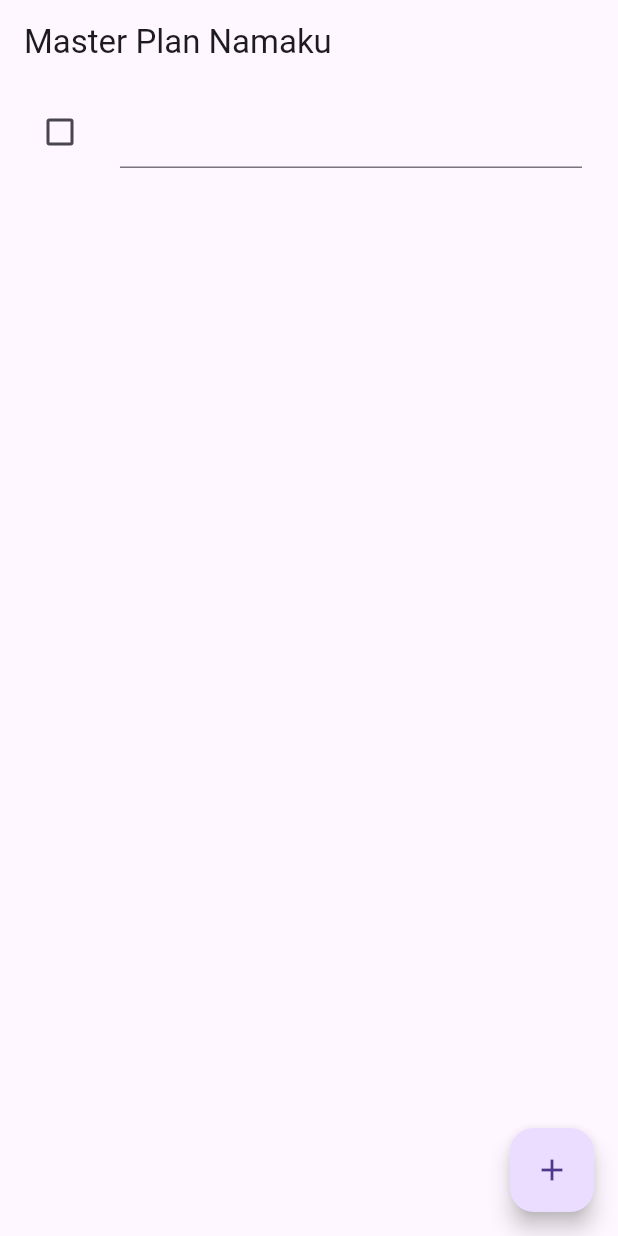
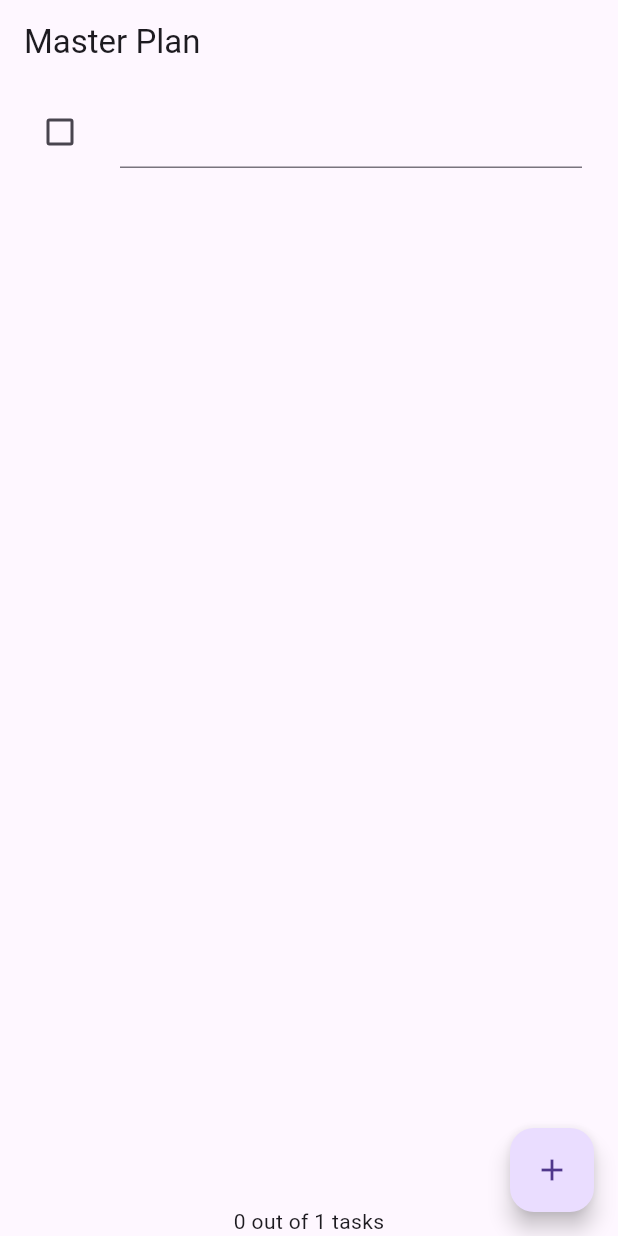
Before and after one commit to fakerryugan/managet_statement, a Flutter app: the screen it shows after launch, after a tap on the "add" icon, on a phone screen of 412 x 824 dp. Run offline on Flutter 3.47's test engine with Material 3 defaults, Android fonts, the phone set to English and light mode, and no system bars.

Commit message:
pratikum2

```diff
--- a/lib/main.dart
+++ b/lib/main.dart
@@ -1,5 +1,7 @@
 import 'package:flutter/material.dart';
+import './provider/plan_provider.dart';
 import './views/plan_screen.dart';
+import 'models/data_layer.dart';
 
 void main() => runApp(MasterPlanApp());
 
@@ -10,7 +12,10 @@
   Widget build(BuildContext context) {
     return MaterialApp(
       theme: ThemeData(primarySwatch: Colors.purple),
-      home: PlanScreen(),
+      home: PlanProvider(
+        notifier: ValueNotifier<Plan>(const Plan()),
+        child: const PlanScreen(),
+      ),
     );
   }
 }
--- a/lib/models/plan.dart
+++ b/lib/models/plan.dart
@@ -8,4 +8,8 @@
     this.name = '',
     this.tasks = const [],
   });
+  int get completedCount => tasks.where((task) => task.complete).length;
+
+  String get completenessMessage =>
+      '$completedCount out of ${tasks.length} tasks';
 }
--- /dev/null
+++ b/lib/provider/plan_provider.dart
@@ -0,0 +1,14 @@
+import 'package:flutter/material.dart';
+import '../models/data_layer.dart';
+
+class PlanProvider extends InheritedNotifier<ValueNotifier<Plan>> {
+  const PlanProvider(
+      {super.key, required Widget child, required ValueNotifier<Plan> notifier})
+      : super(child: child, notifier: notifier);
+
+  static ValueNotifier<Plan> of(BuildContext context) {
+    return context
+        .dependOnInheritedWidgetOfExactType<PlanProvider>()!
+        .notifier!;
+  }
+}
--- a/lib/views/plan_screen.dart
+++ b/lib/views/plan_screen.dart
@@ -1,4 +1,5 @@
 import '../models/data_layer.dart';
+import '../provider/plan_provider.dart';
 import 'package:flutter/material.dart';
 
 class PlanScreen extends StatefulWidget {
@@ -9,69 +10,93 @@
 }
 
 class _PlanScreenState extends State<PlanScreen> {
-  Plan plan = const Plan();
+  late ScrollController scrollController;
+  @override
+  void initState() {
+    super.initState();
+    scrollController = ScrollController()
+      ..addListener(() {
+        FocusScope.of(context).requestFocus(FocusNode());
+      });
+  }
 
-  Widget _buildAddTaskButton() {
+  Widget _buildAddTaskButton(BuildContext context) {
+    ValueNotifier<Plan> planNotifier = PlanProvider.of(context);
     return FloatingActionButton(
       child: const Icon(Icons.add),
       onPressed: () {
-        setState(() {
-          plan = Plan(
-            name: plan.name,
-            tasks: List<Task>.from(plan.tasks)..add(const Task()),
+        Plan currentPlan = planNotifier.value;
+        planNotifier.value = Plan(
+          name: currentPlan.name,
+          tasks: List<Task>.from(currentPlan.tasks)..add(const Task()),
         );
-        });
       },
     );
   }
 
-  Widget _buildTaskTile(Task task, int index) {
+  Widget _buildTaskTile(Task task, int index, BuildContext context) {
+    ValueNotifier<Plan> planNotifier = PlanProvider.of(context);
     return ListTile(
       leading: Checkbox(
           value: task.complete,
           onChanged: (selected) {
-            setState(() {
-              plan = Plan(
-                name: plan.name,
-                tasks: List<Task>.from(plan.tasks)
+            Plan currentPlan = planNotifier.value;
+            planNotifier.value = Plan(
+              name: currentPlan.name,
+              tasks: List<Task>.from(currentPlan.tasks)
                 ..[index] = Task(
                   description: task.description,
                   complete: selected ?? false,
                 ),
             );
-            });
           }),
       title: TextFormField(
         initialValue: task.description,
         onChanged: (text) {
-          setState(() {
-            plan = Plan(
-              name: plan.name,
-              tasks: List<Task>.from(plan.tasks)
+          Plan currentPlan = planNotifier.value;
+          planNotifier.value = Plan(
+            name: currentPlan.name,
+            tasks: List<Task>.from(currentPlan.tasks)
               ..[index] = Task(
                 description: text,
                 complete: task.complete,
               ),
           );
-          });
         },
       ),
     );
   }
 
-  Widget _buildList() {
+  Widget _buildList(Plan plan) {
     return ListView.builder(
+      controller: scrollController,
       itemCount: plan.tasks.length,
-      itemBuilder: (context, index) => _buildTaskTile(plan.tasks[index], index),
+      itemBuilder: (context, index) =>
+          _buildTaskTile(plan.tasks[index], index, context),
     );
+  }
+
+  void dispose() {
+    scrollController.dispose();
+    super.dispose();
   }
 
   @override
   Widget build(BuildContext context) {
     return Scaffold(
-      appBar: AppBar(title: const Text('Master Plan Namaku')),
-      body: _buildList(),
-      floatingActionButton: _buildAddTaskButton(),
+      appBar: AppBar(title: const Text('Master Plan')),
+      body: ValueListenableBuilder<Plan>(
+        valueListenable: PlanProvider.of(context),
+        builder: (context, plan, child) {
+          return Column(
+            children: [
+              Expanded(child: _buildList(plan)),
+              SafeArea(child: Text(plan.completenessMessage))
+            ],
+          );
+        },
+      ),
+      floatingActionButton: _buildAddTaskButton(context),
     );
   }
 }
```
Lines whose indentation alone changed are shown as unchanged.
